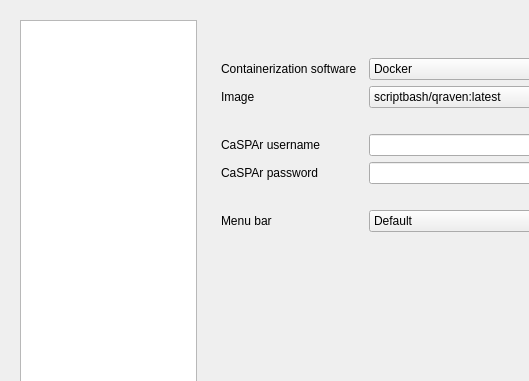
First picture: the form in qraven/qraven_dialog_base.ui, repository Scriptbash/QRaven, before the edit; both pictures show x 0 to 529 and y 0 to 381 of the 1091 by 740 pixel window.
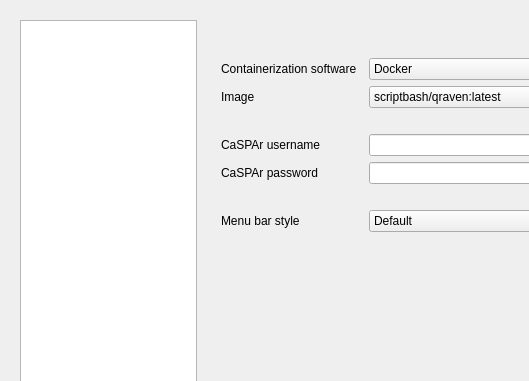
Second picture: the form after the edit. The open tabs and pages were chosen to show the change. Custom widgets are drawn as their Qt base class.

Commit message: Fix default tabs

Diff of the .ui file:
```diff
--- a/qraven/qraven_dialog_base.ui
+++ b/qraven/qraven_dialog_base.ui
@@ -5018,7 +5018,7 @@
              <item row="8" column="0">
               <widget class="QLabel" name="label_66">
                <property name="text">
-                <string>Menu bar</string>
+                <string>Menu bar style</string>
                </property>
               </widget>
              </item>
```
Left out of the diff: 10 changed lines with no effect on the pictures.
